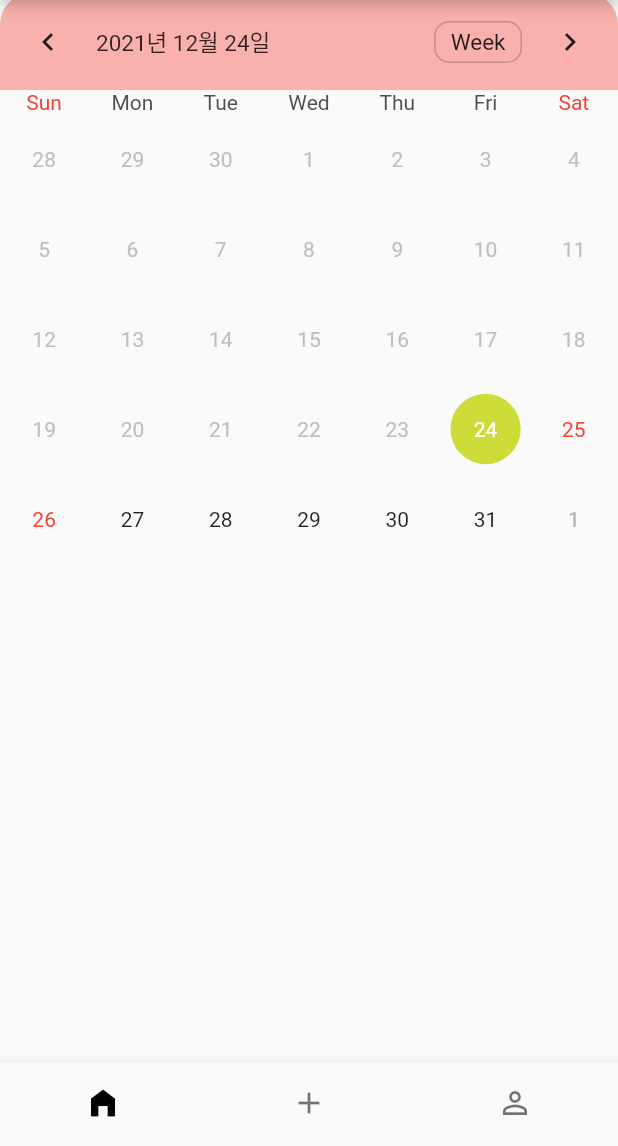
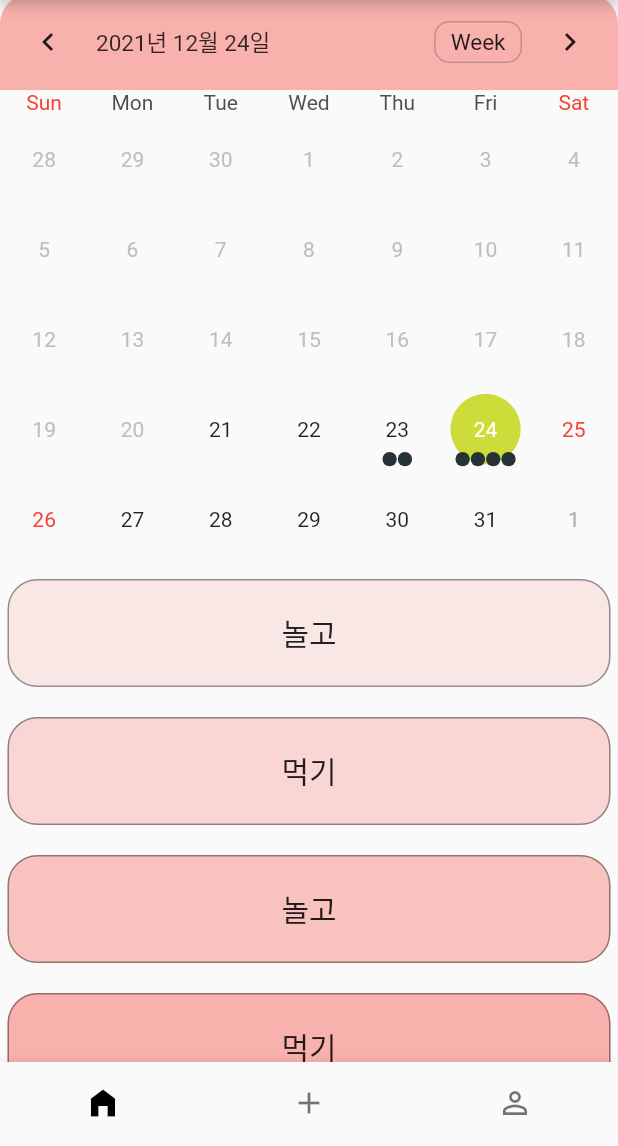
Before and after one commit to rwarou/our-schedule-flutter, a Flutter app: the Dashboard screen opened by its route, on a phone screen of 412 x 824 dp, the part 90-1236 px from its top. Run offline on Flutter 3.47's test engine with Material 2 defaults, Android fonts, the light colour scheme and no system bars; drawn by our look-alikes of table_calendar; our stand-ins replace dio, flutter_secure_storage, get; accounts and stored records are empty.

Commit message:
리스트가 어디까지 표현되는 지 보려고

```diff
--- a/lib/pages/dashboard/calendar.dart
+++ b/lib/pages/dashboard/calendar.dart
@@ -14,8 +14,8 @@ class _CalendarState extends State<Calendar> {
   DateTime _focusedDay = DateTime.now();
   CalendarFormat _calendarFormat = CalendarFormat.month;
   late Map<String, List<dynamic>> datas = {
-    '20211222': ['놀고', '먹기'],
     '20211223': ['놀고', '먹기'],
+    '20211224': ['놀고', '먹기', '놀고', '먹기', '놀고', '먹기', '놀고', '먹기'],
   };
   late List<dynamic> selectedList = [];
 
@@ -66,7 +66,7 @@ class _CalendarState extends State<Calendar> {
     return TableCalendar(
       focusedDay: DateTime.now(),
       // 활성화의 첫 날
-      firstDay: DateTime.now(),
+      firstDay: DateTime.utc(2021, 12, 21),
       // 활성화의 마지막 날
       lastDay: DateTime.utc(2030, 12, 31),
       // 해더 스타일 설정
```
